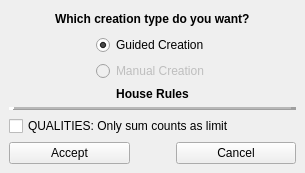
Qt form SR5-Shaman/ui/character/creationinitializingwindow.ui (TheSHEEEP/SR5-Shaman) before a commit.
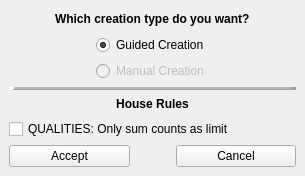
The same form after that commit.

Patch:
```diff
--- a/SR5-Shaman/ui/character/creationinitializingwindow.ui
+++ b/SR5-Shaman/ui/character/creationinitializingwindow.ui
@@ -7,7 +7,7 @@
     <x>0</x>
     <y>0</y>
     <width>305</width>
-    <height>169</height>
+    <height>176</height>
    </rect>
   </property>
   <property name="windowTitle">
@@ -106,20 +106,6 @@
       </item>
      </layout>
     </item>
-    <item>
-     <layout class="QHBoxLayout" name="horizontalLayout_4">
-      <item>
-       <widget class="QLabel" name="label">
-        <property name="text">
-         <string>&lt;html&gt;&lt;head/&gt;&lt;body&gt;&lt;p&gt;&lt;span style=&quot; font-weight:600;&quot;&gt;House Rules&lt;/span&gt;&lt;/p&gt;&lt;/body&gt;&lt;/html&gt;</string>
-        </property>
-        <property name="alignment">
-         <set>Qt::AlignCenter</set>
-        </property>
-       </widget>
-      </item>
-     </layout>
-    </item>
     <item>
      <widget class="Line" name="line">
       <property name="frameShadow">
@@ -136,6 +122,20 @@
       </property>
      </widget>
     </item>
+    <item>
+     <layout class="QHBoxLayout" name="horizontalLayout_4">
+      <item>
+       <widget class="QLabel" name="label">
+        <property name="text">
+         <string>&lt;html&gt;&lt;head/&gt;&lt;body&gt;&lt;p&gt;&lt;span style=&quot; font-weight:600;&quot;&gt;House Rules&lt;/span&gt;&lt;/p&gt;&lt;/body&gt;&lt;/html&gt;</string>
+        </property>
+        <property name="alignment">
+         <set>Qt::AlignCenter</set>
+        </property>
+       </widget>
+      </item>
+     </layout>
+    </item>
     <item>
      <layout class="QVBoxLayout" name="verticalLayout_3">
       <item>
```
